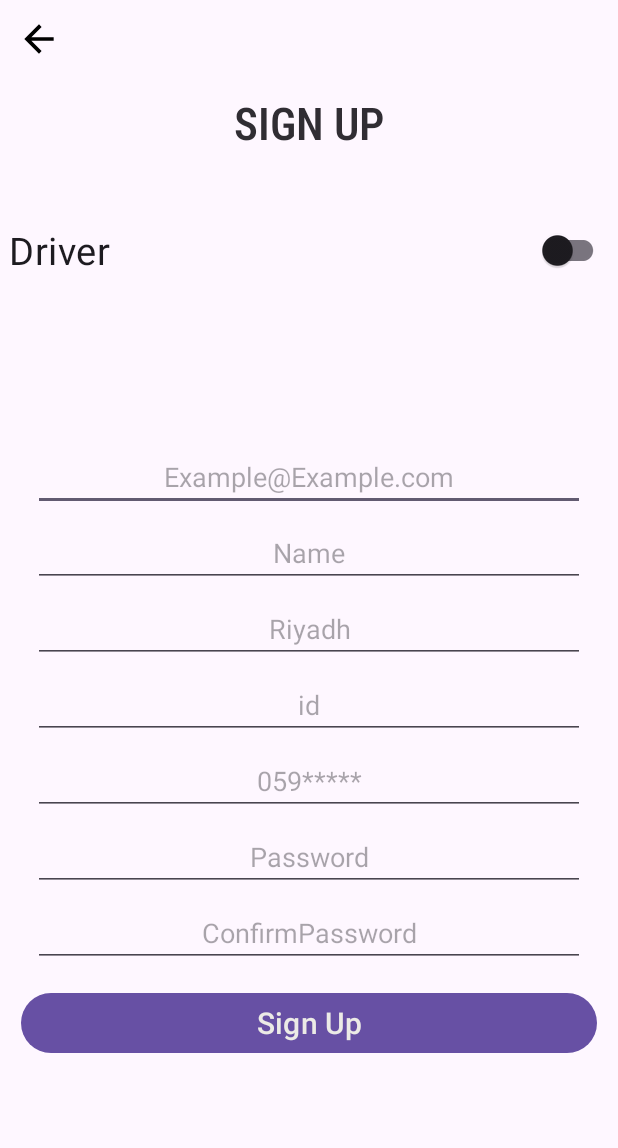
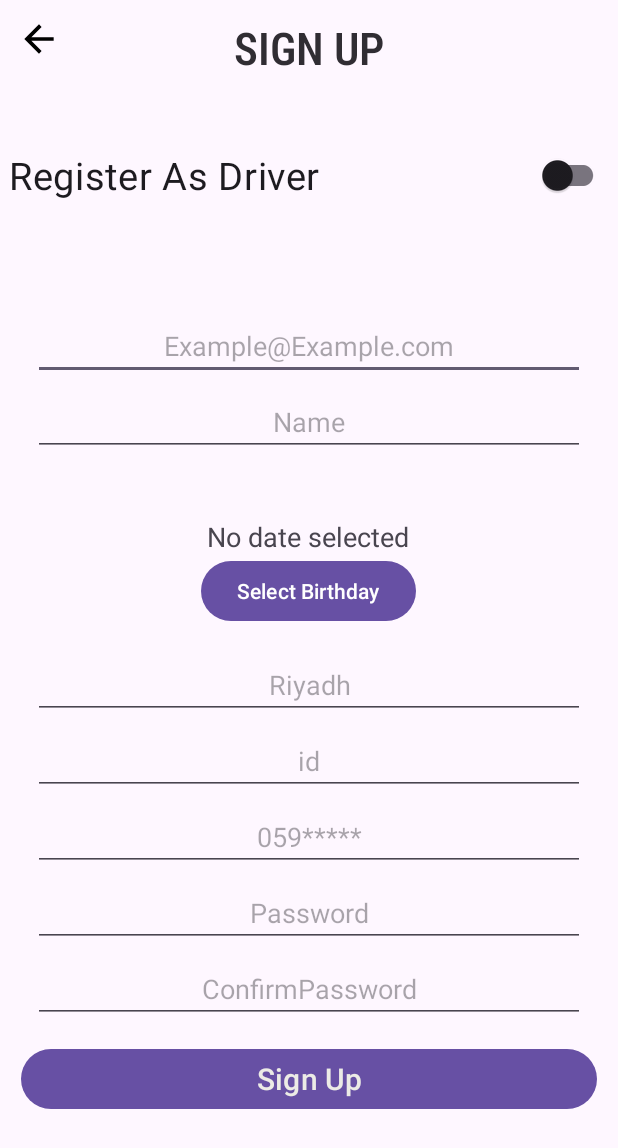
Before and after one commit to Soulbound60/Heavy, an Android app: the layout fragment_sign_up.xml on its own in the app's theme, with its tools: preview values and no code run, on a phone screen of 412 x 824 dp. Shown: the top 1148 px of the screen. Run offline under Robolectric (Android 15) with nearby library versions, the light colour scheme and no system bars.

```diff
--- a/app/src/main/java/com/imsiu/heavy/Helper/FireBaseViewModel.kt
+++ b/app/src/main/java/com/imsiu/heavy/Helper/FireBaseViewModel.kt
@@ -46,7 +46,7 @@ class FireBaseViewxModel(context1: Context) {
                         if (tokenResult.isSuccessful) {
                            // val token = tokenResult.result?.token
 
-
+                            Log.d("Test123","")
                             // Save user data to Firestore under 'Users' collection
                             db.collection("Users").document(user!!.uid).set(clientModel)
                                 .addOnSuccessListener {
--- a/app/src/main/java/com/imsiu/heavy/Home/TruckDetailFragment.kt
+++ b/app/src/main/java/com/imsiu/heavy/Home/TruckDetailFragment.kt
@@ -78,7 +78,7 @@ var ownerPhoneNumber = ""
         return binding.root
     }
 
-private fun fillXML(owner:ClientModel,truck :TruckModel){
+    private fun fillXML(owner:ClientModel,truck :TruckModel){
     binding.truckModelTxt.text = truck.model
     binding.rentTxt.text = truck.rentPrice
     binding.ownerNameTxt.text = owner.name
--- /dev/null
+++ b/app/src/main/java/com/imsiu/heavy/JSON/Birthday.kt
@@ -0,0 +1,3 @@
+package com.imsiu.heavy.JSON
+
+data class Birthday(val year: Int, val month: Int, val day: Int)
--- a/app/src/main/java/com/imsiu/heavy/Register/LogInFragment.kt
+++ b/app/src/main/java/com/imsiu/heavy/Register/LogInFragment.kt
@@ -60,9 +60,9 @@ private lateinit var binding : FragmentLogInBinding
        // var fireBaseViewModel : FireBaseViewModel = FireBaseViewModel(requireContext())
         binding.logBtn.setOnClickListener {
             runnObservers()
-            //binding.emailTxt.text.isNotEmpty() && binding.passTxt.text.isNotEmpty()
-            if (true) {
-                fireBaseViewxModel.loginUser("soulbound60@gmail.com","112233Qq")
+            if (binding.emailTxt.text.isNotEmpty() && binding.passTxt.text.isNotEmpty()) {
+                fireBaseViewxModel.loginUser(binding.emailTxt.text.toString(),binding.passTxt.text.toString())
+                runnObservers()
             } else {
                 Toast.makeText(requireContext(), "الرجاء ادخال الرقم السري", Toast.LENGTH_SHORT)
                     .show()
--- a/app/src/main/java/com/imsiu/heavy/account/AccountInformationFragment.kt
+++ b/app/src/main/java/com/imsiu/heavy/account/AccountInformationFragment.kt
@@ -73,5 +73,7 @@ class AccountInformationFragment : Fragment() {
         binding.usernameTxt.text = user.name
         binding.cityTxt.text = user.city
         binding.emailTxt.text = user.email
+        binding.tvSelectedBirthday.text = user.birthday?.day.toString()
+
     }
 }
--- a/app/src/main/res/layout/fragment_sign_up.xml
+++ b/app/src/main/res/layout/fragment_sign_up.xml
@@ -25,7 +25,6 @@
                 android:src="@drawable/back_vik"
                 android:layout_width="40dp"
                 android:layout_height="40dp"/>
-        </RelativeLayout>
 
             <TextView
                 android:id = "@+id/registerTv"
@@ -38,8 +37,11 @@
                 android:textAllCaps="true"
                 android:textColor="#302D33"
                 android:textSize="30sp"
-            android:layout_marginTop="15dp"
+                android:layout_marginTop="5dp"
                 android:textStyle="bold" />
+        </RelativeLayout>
+
+
 
 
         <androidx.appcompat.widget.SwitchCompat
@@ -47,7 +49,7 @@
             android:layout_width="match_parent"
             android:layout_height="50dp"
             android:textSize="25dp"
-            android:text="Driver" />
+            android:text="Register As Driver" />
 
 
         <LinearLayout
@@ -78,6 +80,31 @@
                 android:inputType="textPersonName"
                 android:hint="Name"
                 android:textAlignment="center" />
+
+            <LinearLayout
+                xmlns:android="http://schemas.android.com/apk/res/android"
+                android:layout_width="wrap_content"
+                android:layout_height="wrap_content"
+                android:orientation="vertical"
+                android:gravity="center"
+                android:padding="16dp">
+
+
+
+                <TextView
+                    android:id="@+id/tvSelectedBirthday"
+                    android:layout_width="wrap_content"
+                    android:layout_height="wrap_content"
+                    android:layout_marginTop="20dp"
+                    android:text="No date selected"
+                    android:textSize="18sp" />
+                <Button
+                    android:id="@+id/btnSelectBirthday"
+                    android:layout_width="wrap_content"
+                    android:layout_height="wrap_content"
+                    android:text="Select Birthday" />
+
+            </LinearLayout>
             <EditText
                 android:id="@+id/cityTxt"
                 android:layout_width="match_parent"
```
Also changed, not shown: app/src/main/java/com/imsiu/heavy/JSON/ClientModel.kt (+17 -4 lines), app/src/main/java/com/imsiu/heavy/Register/SignUpFragment.kt (+48 -16 lines), app/src/main/java/com/imsiu/heavy/Register/WelcomeFragment.kt (+8 -3 lines), app/src/main/res/layout/fragment_account_information.xml (+9 -0 lines). Lines whose indentation alone changed are shown as unchanged.
